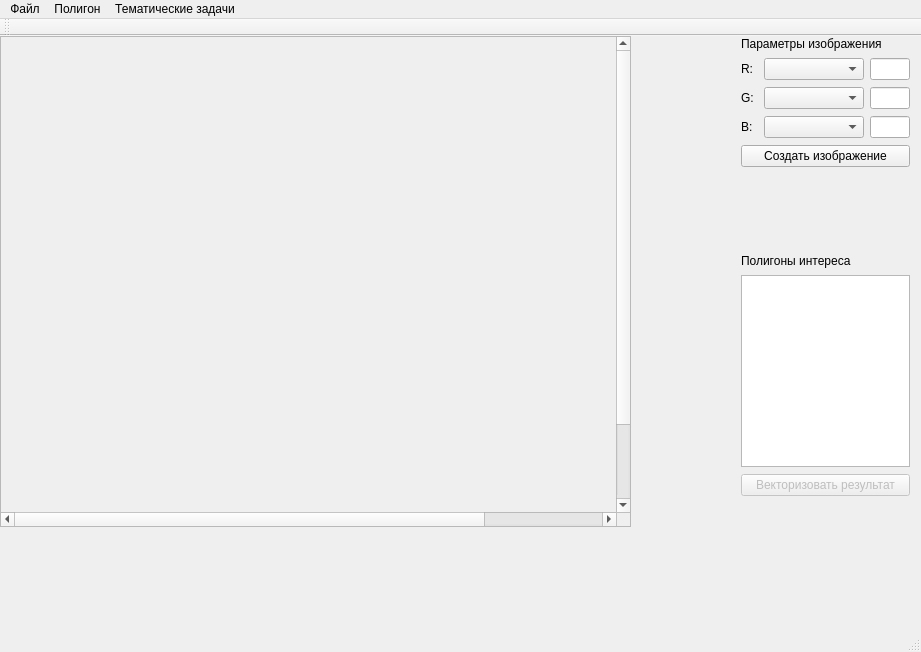
Qt form ddocclient/kksqgis/kksqgis/dn/dnspecbath.ui (YuriyRusinov/reper) before a commit.
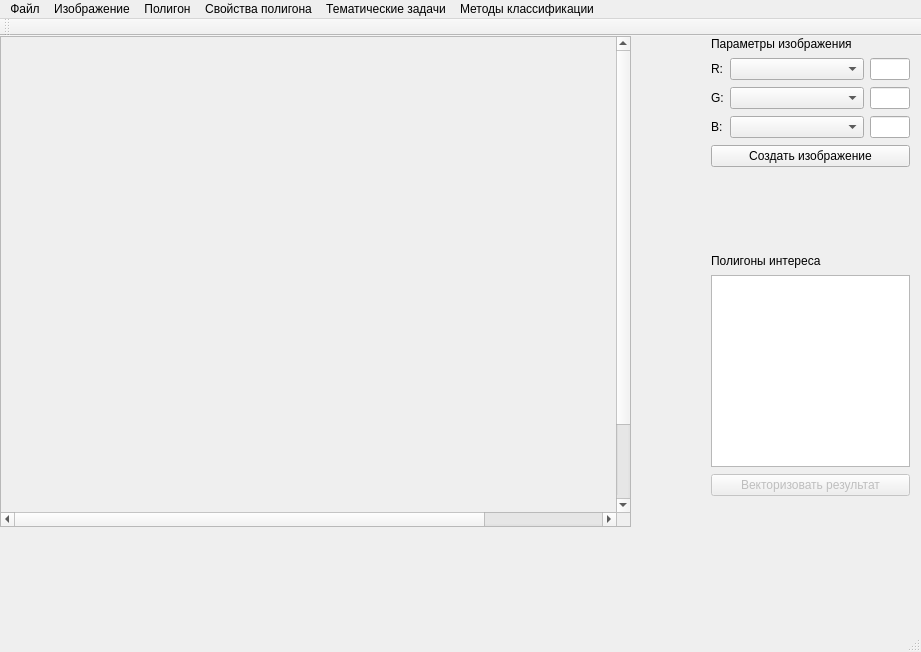
The same form after that commit. Custom widgets are drawn as their Qt base class.

```diff
--- a/ddocclient/kksqgis/kksqgis/dn/dnspecbath.ui
+++ b/ddocclient/kksqgis/kksqgis/dn/dnspecbath.ui
@@ -53,9 +53,9 @@
    <widget class="QWidget" name="WidgetViewParam" native="true">
     <property name="geometry">
      <rect>
-      <x>740</x>
+      <x>710</x>
       <y>0</y>
-      <width>171</width>
+      <width>201</width>
       <height>461</height>
      </rect>
     </property>
@@ -167,6 +167,12 @@
        </item>
        <item row="3" column="1">
         <widget class="QComboBox" name="ComboB">
+         <property name="sizePolicy">
+          <sizepolicy hsizetype="Maximum" vsizetype="Fixed">
+           <horstretch>0</horstretch>
+           <verstretch>0</verstretch>
+          </sizepolicy>
+         </property>
          <property name="minimumSize">
           <size>
            <width>100</width>
@@ -175,7 +181,7 @@
          </property>
          <property name="maximumSize">
           <size>
-           <width>100</width>
+           <width>150</width>
            <height>16777215</height>
           </size>
          </property>
@@ -183,24 +189,48 @@
        </item>
        <item row="2" column="1">
         <widget class="QComboBox" name="ComboG">
+         <property name="sizePolicy">
+          <sizepolicy hsizetype="Maximum" vsizetype="Fixed">
+           <horstretch>0</horstretch>
+           <verstretch>0</verstretch>
+          </sizepolicy>
+         </property>
          <property name="minimumSize">
           <size>
            <width>100</width>
            <height>0</height>
           </size>
          </property>
+         <property name="maximumSize">
+          <size>
+           <width>150</width>
+           <height>16777215</height>
+          </size>
+         </property>
         </widget>
        </item>
        <item row="1" column="1">
         <widget class="QComboBox" name="ComboR">
+         <property name="sizePolicy">
+          <sizepolicy hsizetype="Maximum" vsizetype="Fixed">
+           <horstretch>0</horstretch>
+           <verstretch>0</verstretch>
+          </sizepolicy>
+         </property>
          <property name="minimumSize">
           <size>
            <width>100</width>
            <height>0</height>
           </size>
          </property>
+         <property name="maximumSize">
+          <size>
+           <width>150</width>
+           <height>16777215</height>
+          </size>
+         </property>
          <property name="sizeAdjustPolicy">
-          <enum>QComboBox::AdjustToContents</enum>
+          <enum>QComboBox::AdjustToContentsOnFirstShow</enum>
          </property>
         </widget>
        </item>
@@ -252,7 +282,7 @@
      <x>0</x>
      <y>0</y>
      <width>921</width>
-     <height>21</height>
+     <height>26</height>
     </rect>
    </property>
    <widget class="QMenu" name="menu">
@@ -276,10 +306,46 @@
     </property>
     <addaction name="Batinometriy"/>
     <addaction name="ShowDeptch"/>
+    <addaction name="OilWater"/>
+    <addaction name="MaskPokr"/>
+    <addaction name="RoutMove"/>
+    <addaction name="RoutMove2"/>
+    <addaction name="Smoces"/>
+    <addaction name="EmbedObj"/>
+   </widget>
+   <widget class="QMenu" name="menu_4">
+    <property name="title">
+     <string>Свойства полигона</string>
+    </property>
+    <addaction name="CreateSpecGraph"/>
+    <addaction name="CreateAKFGraph"/>
+    <addaction name="CreateSKOGraph"/>
+   </widget>
+   <widget class="QMenu" name="menu_5">
+    <property name="title">
+     <string>Методы классификации</string>
+    </property>
+    <addaction name="MagicWand"/>
+    <addaction name="IsoData"/>
+    <addaction name="SAM"/>
+    <addaction name="BayesClassif"/>
+    <addaction name="separator"/>
+    <addaction name="ForOlga"/>
+   </widget>
+   <widget class="QMenu" name="menu_6">
+    <property name="title">
+     <string>Изображение</string>
+    </property>
+    <addaction name="CalibrateImg"/>
+    <addaction name="SaveSerFile"/>
+    <addaction name="SaveSerFileShift"/>
    </widget>
    <addaction name="menu"/>
+   <addaction name="menu_6"/>
    <addaction name="menu_2"/>
+   <addaction name="menu_4"/>
    <addaction name="menu_3"/>
+   <addaction name="menu_5"/>
   </widget>
   <widget class="QToolBar" name="mainToolBar">
    <attribute name="toolBarArea">
```
Left out of the diff: 145 changed lines with no effect on the pictures.
